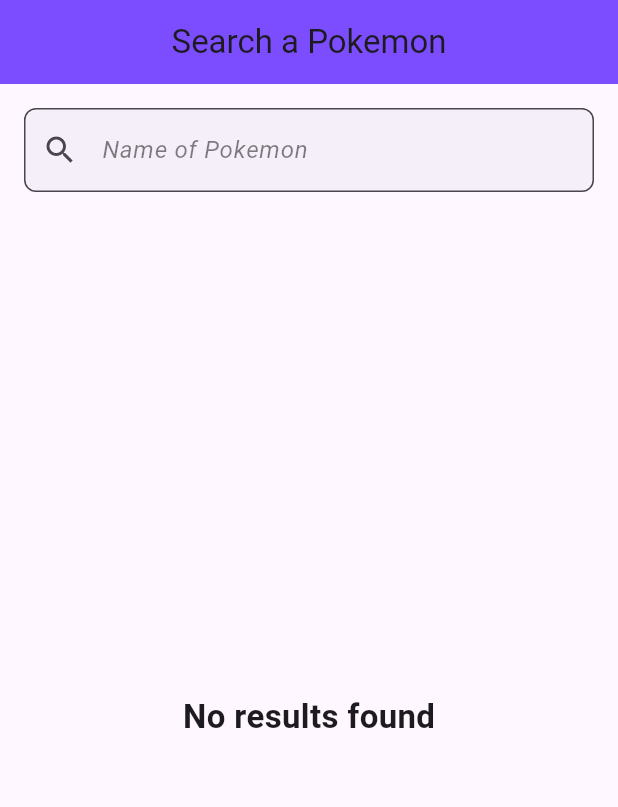
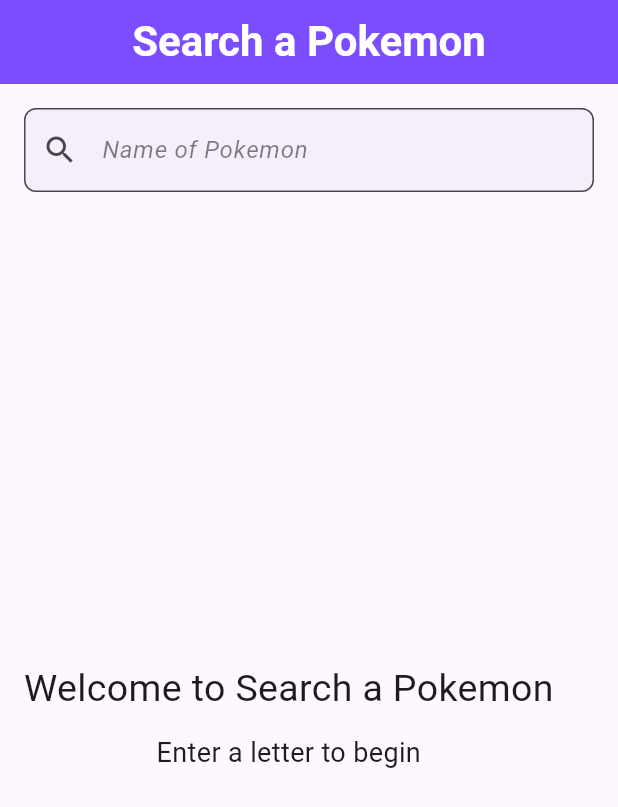
Before and after one commit to LearningStacy/google_sheets_api_database, a Flutter app: the screen it shows after launch, on a phone screen of 412 x 824 dp. Shown: the top 807 px of the screen. Run offline on Flutter 3.47's test engine with Material 3 defaults, Android fonts, the phone set to English and light mode, and no system bars; missing offline and left inert: gsheets.

Commit message:
add text controller & add search box flag for selection

```diff
--- a/lib/widgets/MyHomePage.dart
+++ b/lib/widgets/MyHomePage.dart
@@ -1,4 +1,3 @@
-
 import 'package:flutter/material.dart';
 import 'package:search_database_sheets_api/models/PokemonFields.dart';
 import 'package:search_database_sheets_api/models/google_sheets_api.dart';
@@ -8,13 +7,18 @@ class MyHomePage extends StatefulWidget{
 
   @override
   State<MyHomePage> createState() => _MyHomePageState();
-
-
 }
 
 class _MyHomePageState extends State<MyHomePage>{
  List<Pokemon> allPokemon=[];
-  @override
+ bool isSearching = false;
+
+ final TextEditingController _searchController=  TextEditingController();
+
+ late List<Pokemon> displayedList=List.from(allPokemon);
+
+
+ @override
   void initState(){
     super.initState();
 
@@ -22,7 +26,7 @@ class _MyHomePageState extends State<MyHomePage>{
   }
 
   Future getAllPokemon() async{
-    final allPokemon = await GoogleSheetsAPI.getAllPokemon();
+    allPokemon = await GoogleSheetsAPI.getAllPokemon();
 
     setState(() {
       this.allPokemon = allPokemon;
@@ -30,12 +34,16 @@ class _MyHomePageState extends State<MyHomePage>{
   }
 
 
-late List<Pokemon> displayed_list=List.from(allPokemon);
+ void filterList(String value) async{
+   setState(() {
+    displayedList =  allPokemon.where((element) => element.name.toLowerCase().contains(value.toLowerCase())).toList();
+   });
+ }
 
- void filterList(String value){
-   setState(() {
-     displayed_list = allPokemon.where((element) => element.name.toLowerCase().contains(value.toLowerCase())).toList();
-   });
+ @override
+ void dispose(){
+   super.dispose();
+   _searchController.dispose();
  }
 
   @override
@@ -44,19 +52,22 @@ late List<Pokemon> displayed_list=List.from(allPokemon);
       // backgroundColor: Colors.deepPurpleAccent.shade100,
         appBar: AppBar(
           backgroundColor: Colors.deepPurpleAccent,
-          title: Text('Search a Pokemon'),
+          title: const Text('Search a Pokemon'),
+          titleTextStyle: const TextStyle(color: Colors.white, fontWeight: FontWeight.bold, fontSize: 28),
           centerTitle: true,
         ),
-        body: Padding(
-          padding: EdgeInsets.all(16),
+        body:
+        Padding(
+          padding: const EdgeInsets.all(16),
           child: Column(
             mainAxisAlignment: MainAxisAlignment.start,
             crossAxisAlignment: CrossAxisAlignment.start,
             children: [
 
-              TextField(
-              onChanged: (value) => filterList(value),
-                style: TextStyle(color: Colors.black, ),
+              TextFormField(
+                controller: _searchController,
+
+                style: const TextStyle(color: Colors.black),
                 decoration: InputDecoration(
                     filled: true,
                     fillColor: Colors.deepPurple.shade50.withOpacity(0.5),
@@ -66,26 +77,35 @@ late List<Pokemon> displayed_list=List.from(allPokemon);
                     ),
                     hintText: 'Name of Pokemon',
                     hintStyle: TextStyle(fontStyle: FontStyle.italic, color:Colors.black.withOpacity(0.5)),
-                    prefixIcon: Icon(Icons.search)
+                    prefixIcon: const Icon(Icons.search),
+
                 ),
+                onChanged: (value) => {isSearching=true,filterList(value)},
+
               ),
-              SizedBox(height: 20,),
+              const SizedBox(height: 20,),
               Expanded(child:
+              displayedList.isEmpty && isSearching == false ? const Column(
+                mainAxisAlignment: MainAxisAlignment.center,
+                crossAxisAlignment: CrossAxisAlignment.center,
+                children: [
+                  Text("Welcome to Search a Pokemon", style: TextStyle(fontSize: 25),textAlign: TextAlign.center,),
+                  SizedBox(height: 12,),
+                  Text("Enter a letter to begin", style: TextStyle(fontSize: 18),textAlign: TextAlign.center,)
+                ],):
               //display message if no results found
-              displayed_list.length == 0? Center(child: Text("No results found", style: TextStyle(fontWeight: FontWeight.bold, fontSize: 22),),):
+              displayedList.isEmpty && isSearching==true ? const Center(child: Text("No results found", style: TextStyle(fontWeight: FontWeight.bold, fontSize: 22),),):
 
               ListView.builder(
-                  itemCount: displayed_list.length,
+                  itemCount: displayedList.length,
                   itemBuilder: (context,index)=> ListTile(
-                    contentPadding: EdgeInsets.all(8),
-                    title: Text(displayed_list[index].name, style: TextStyle(fontWeight: FontWeight.bold),
+                    contentPadding: const EdgeInsets.all(8),
+                    title: Text(displayedList[index].name, style: const TextStyle(fontWeight: FontWeight.bold),
                     ),
-                    subtitle: Text('Generation: ${displayed_list[index].generation}', style: TextStyle(fontWeight: FontWeight.w300),),
-                    trailing: Text("${displayed_list[index].elementType}", style: TextStyle(color: Colors.black54, fontWeight: FontWeight.bold),),
+                    subtitle: Text('Generation: ${displayedList[index].generation}', style: const TextStyle(fontWeight: FontWeight.w300),),
+                    trailing: Text(displayedList[index].elementType, style: const TextStyle(color: Colors.black54, fontWeight: FontWeight.bold),),
                   )
               ),
-
-
 
               ),
             ],
```
